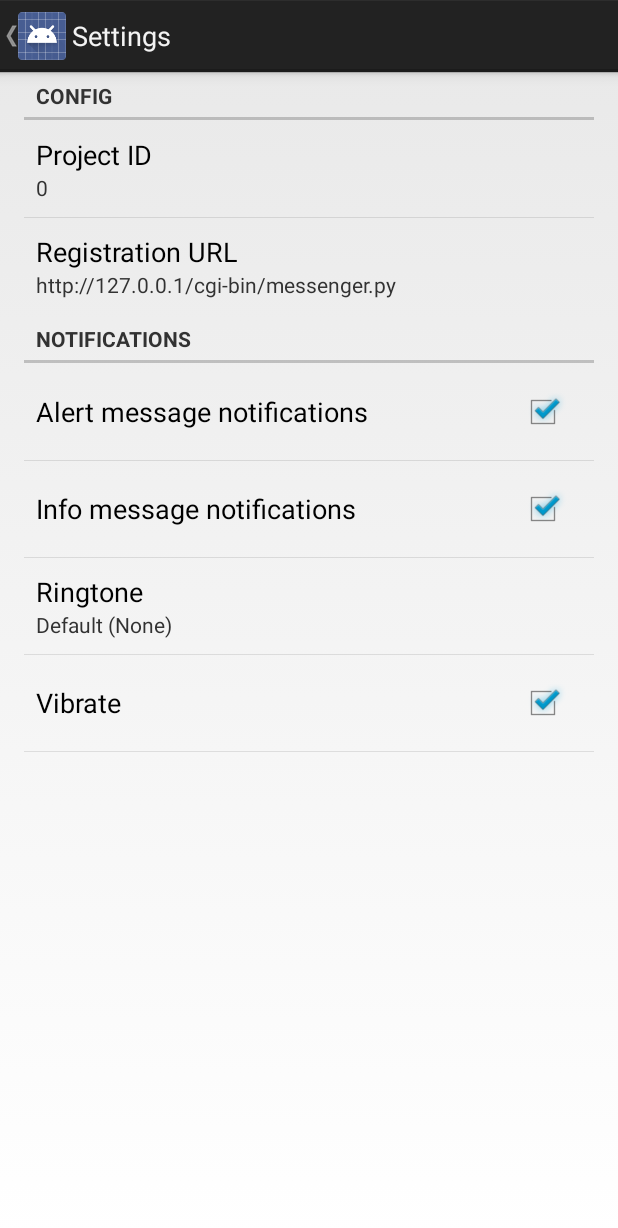
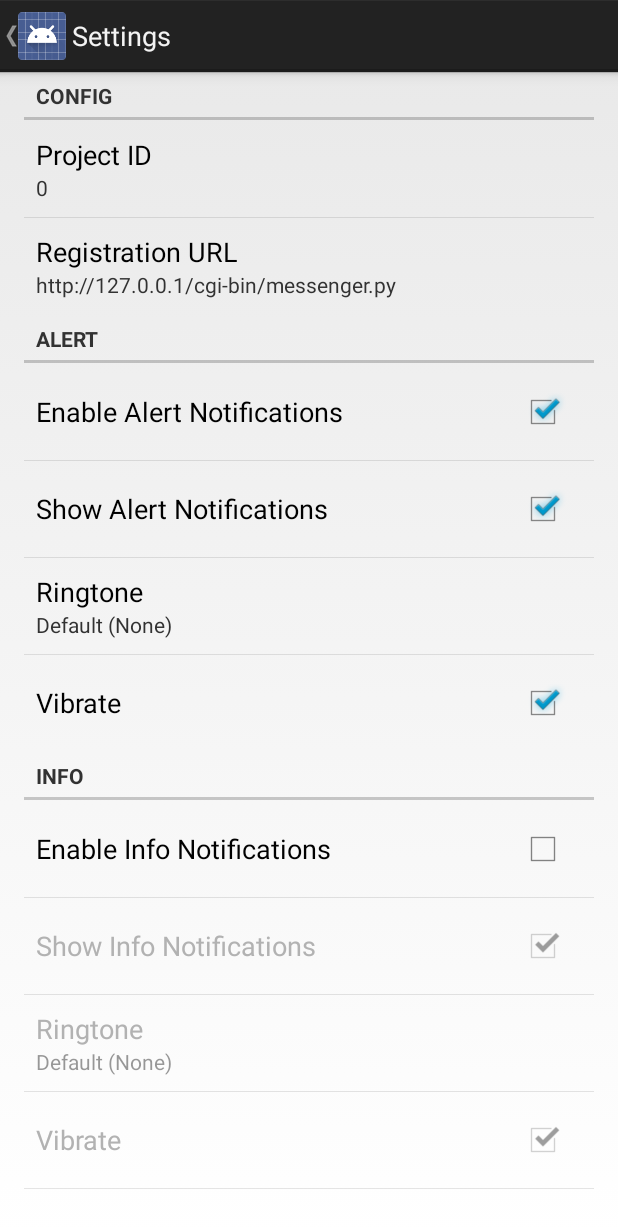
Before and after one commit to LelandSindt/mjumbe, an Android app: the SettingsActivity screen opened directly, with no data from a screen before it, on a phone screen of 412 x 824 dp. Shown: the top 1228 px of the screen. Run offline under Robolectric (Android 15) with nearby library versions, the phone set to English and light mode, and no system bars.

Commit message:
independent notification settings for info and alert messages store andoid_id:reg_key via messenger.py

```diff
--- a/Android/app/src/main/java/org/sindt/messenger/SettingsActivity.java
+++ b/Android/app/src/main/java/org/sindt/messenger/SettingsActivity.java
@@ -20,7 +20,8 @@ public class SettingsActivity extends PreferenceActivity {
         addPreferencesFromResource(R.xml.preferences);
         bindPreferenceSummaryToValue(findPreference("project_id"));
         bindPreferenceSummaryToValue(findPreference("reg_url"));
-        bindPreferenceSummaryToValue(findPreference("notifications_new_message_ringtone"));
+        bindPreferenceSummaryToValue(findPreference("notifications_alert_ringtone"));
+        bindPreferenceSummaryToValue(findPreference("notifications_info_ringtone"));
     }
 
     private static void bindPreferenceSummaryToValue(Preference preference) {
--- a/Android/app/src/main/res/values/strings_activity_settings.xml
+++ b/Android/app/src/main/res/values/strings_activity_settings.xml
@@ -11,15 +11,19 @@
     <string name="pref_title_reg_url">Registration URL</string>
     <string name="pref_default_reg_url">http://127.0.0.1/cgi-bin/messenger.py</string>
 
+    <string name="pref_alert_header_notifications">Alert</string>
+    <string name="pref_alert_message_notifications">Enable Alert Notifications</string>
+    <string name="pref_alert_show">Show Alert Notifications</string>
+    <string name="pref_alert_ringtone">Ringtone</string>
+    <string name="pref_alert_vibrate">Vibrate</string>
 
-    <string name="pref_header_notifications">Notifications</string>
+    <string name="pref_info_header_notifications">Info</string>
+    <string name="pref_info_message_notifications">Enable Info Notifications</string>
+    <string name="pref_info_show">Show Info Notifications</string>
+    <string name="pref_info_ringtone">Ringtone</string>
+    <string name="pref_info_vibrate">Vibrate</string>
 
-    <string name="pref_title_alert_message_notifications">Alert message notifications</string>
-    <string name="pref_title_info_message_notifications">Info message notifications</string>
+    <string name="pref_ringtone_silent">Silent</string>
 
 
-    <string name="pref_title_ringtone">Ringtone</string>
-    <string name="pref_ringtone_silent">Silent</string>
-
-    <string name="pref_title_vibrate">Vibrate</string>
 </resources>
--- a/Android/app/src/main/res/xml/preferences.xml
+++ b/Android/app/src/main/res/xml/preferences.xml
@@ -29,20 +29,19 @@
     </PreferenceCategory>
 
     <PreferenceCategory
-        android:title="@string/pref_header_notifications"
+        android:title="@string/pref_alert_header_notifications"
         android:key="second_category">
 
 
-    <!-- A 'parent' preference, which enables/disables child preferences (below)
-     when checked/unchecked. -->
+    <!-- Alert Message Type -->
     <CheckBoxPreference
         android:key="notifications_alert_message"
-        android:title="@string/pref_title_alert_message_notifications"
+        android:title="@string/pref_alert_message_notifications"
         android:defaultValue="true" />
 
     <CheckBoxPreference
-        android:key="notifications_info_message"
-        android:title="@string/pref_title_info_message_notifications"
+        android:key="notifications_alert_show"
+        android:title="@string/pref_alert_show"
         android:dependency="notifications_alert_message"
         android:defaultValue="true" />
 
@@ -52,18 +51,56 @@
     <!-- NOTE: RingtonePreference's summary should be set to its value by the activity code. -->
     <RingtonePreference
         android:dependency="notifications_alert_message"
-        android:key="notifications_new_message_ringtone"
-        android:title="@string/pref_title_ringtone"
+        android:key="notifications_alert_ringtone"
+        android:title="@string/pref_alert_ringtone"
         android:ringtoneType="notification"
         android:defaultValue="content://settings/system/notification_sound" />
 
     <!-- NOTE: This preference will be enabled only when the checkbox above is checked. -->
     <CheckBoxPreference
         android:dependency="notifications_alert_message"
-        android:key="notifications_new_message_vibrate"
-        android:title="@string/pref_title_vibrate"
+        android:key="notifications_alert_vibrate"
+        android:title="@string/pref_alert_vibrate"
         android:defaultValue="true" />
 
     </PreferenceCategory>
 
+    <PreferenceCategory
+        android:title="@string/pref_info_header_notifications"
+        android:key="third_category">
+
+
+        <!-- A 'parent' preference, which enables/disables child preferences (below)
+         when checked/unchecked. -->
+        <CheckBoxPreference
+            android:key="notifications_info_message"
+            android:title="@string/pref_info_message_notifications"
+            android:defaultValue="false" />
+
+        <CheckBoxPreference
+            android:key="notifications_info_show"
+            android:title="@string/pref_info_show"
+            android:dependency="notifications_info_message"
+            android:defaultValue="true" />
+
+
+        <!-- Allows the user to choose a ringtone in the 'notification' category. -->
+        <!-- NOTE: This preference will be enabled only when the checkbox above is checked. -->
+        <!-- NOTE: RingtonePreference's summary should be set to its value by the activity code. -->
+        <RingtonePreference
+            android:dependency="notifications_info_message"
+            android:key="notifications_info_ringtone"
+            android:title="@string/pref_info_ringtone"
+            android:ringtoneType="notification"
+            android:defaultValue="content://settings/system/notification_sound" />
+
+        <!-- NOTE: This preference will be enabled only when the checkbox above is checked. -->
+        <CheckBoxPreference
+            android:dependency="notifications_info_message"
+            android:key="notifications_new_message_vibrate"
+            android:title="@string/pref_info_vibrate"
+            android:defaultValue="true" />
+
+    </PreferenceCategory>
+
 </PreferenceScreen>
```
Also changed, not shown: Android/app/src/main/java/org/sindt/messenger/GcmIntentService.java (+26 -11 lines), Android/app/src/main/java/org/sindt/messenger/MainActivity.java (+4 -3 lines), 1 other file.
